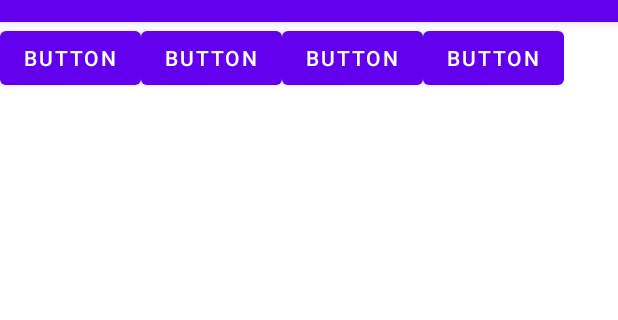
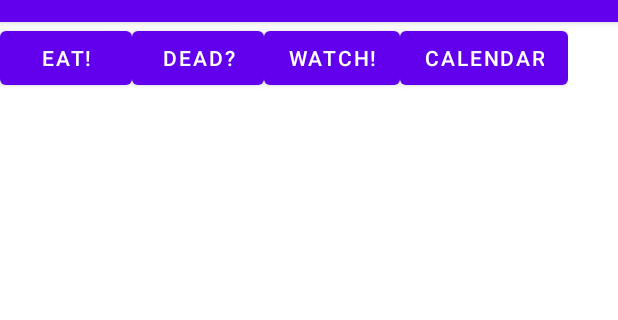
Before and after one commit to zchochul/Zakwapp, an Android app: the screen it shows after launch (MainActivity), on a phone screen of 412 x 824 dp, the part 62-382 px from its top. Run offline under Robolectric (Android 15) with nearby library versions, the phone set to English and light mode, and no system bars.

Commit message:
pierwsze activity

```diff
--- a/app/src/main/AndroidManifest.xml
+++ b/app/src/main/AndroidManifest.xml
@@ -12,6 +12,9 @@
         android:theme="@style/Theme.Zakwapp"
         tools:targetApi="31">
         <activity
+            android:name=".Feeding"
+            android:exported="false" />
+        <activity
             android:name=".MainActivity"
             android:exported="true">
             <intent-filter>
--- a/app/src/main/java/com/example/zakwapp/MainActivity.java
+++ b/app/src/main/java/com/example/zakwapp/MainActivity.java
@@ -2,14 +2,32 @@ package com.example.zakwapp;
 
 import androidx.appcompat.app.AppCompatActivity;
 
+import android.content.Intent;
 import android.os.Bundle;
+import android.view.View;
+import android.widget.Button;
 
 public class MainActivity extends AppCompatActivity {
-
+    Button button_feeding;
+    Button button_is_dead;
+    Button button_movies;
+    Button button_calendar;
     @Override
     protected void onCreate(Bundle savedInstanceState) {
         super.onCreate(savedInstanceState);
         setContentView(R.layout.activity_main);
         System.out.println("d");
+        button_feeding = findViewById(R.id.Feed_button);
+        button_is_dead = findViewById(R.id.Is_Dead_Button);
+        button_movies = findViewById(R.id.Movies_Button);
+        button_calendar = findViewById(R.id.Calendar_Button);
+
+        button_feeding.setOnClickListener(new View.OnClickListener() {
+            @Override
+            public void onClick(View v) {
+                Intent intentFeed = new Intent(getBaseContext(),Feeding.class);
+                startActivity(intentFeed);
+            }
+        });
     }
 }
--- a/app/src/main/res/layout/activity_main.xml
+++ b/app/src/main/res/layout/activity_main.xml
@@ -14,36 +14,36 @@
         android:orientation="horizontal">
 
         <Button
-            android:id="@+id/button4"
+            android:id="@+id/Feed_button"
             android:layout_width="match_parent"
             android:layout_height="wrap_content"
-            android:text="Button" />
+            android:text="Eat!" />
 
         <Button
-            android:id="@+id/button3"
+            android:id="@+id/Is_Dead_Button"
             android:layout_width="match_parent"
             android:layout_height="wrap_content"
             android:gravity="center"
-            android:text="Button" />
+            android:text="Dead?" />
 
         <Button
-            android:id="@+id/button5"
+            android:id="@+id/Movies_Button"
             android:layout_width="wrap_content"
             android:layout_height="wrap_content"
             android:layout_weight="1"
-            android:text="Button" />
+            android:text="Watch!" />
 
         <Button
-            android:id="@+id/button6"
+            android:id="@+id/Calendar_Button"
             android:layout_width="wrap_content"
             android:layout_height="wrap_content"
             android:layout_weight="1"
-            android:text="Button" />
+            android:text="Calendar" />
 
     </LinearLayout>
 
     <ImageView
-        android:id="@+id/imageView"
+        android:id="@+id/Zakwas_View_Picture"
         android:layout_width="match_parent"
         android:layout_height="wrap_content"
         tools:srcCompat="@tools:sample/backgrounds/scenic" />
```
Also changed, not shown: app/src/main/java/com/example/zakwapp/Feeding.java (added, +14 -0 lines), app/src/main/res/layout/activity_feeding.xml (added, +14 -0 lines).
